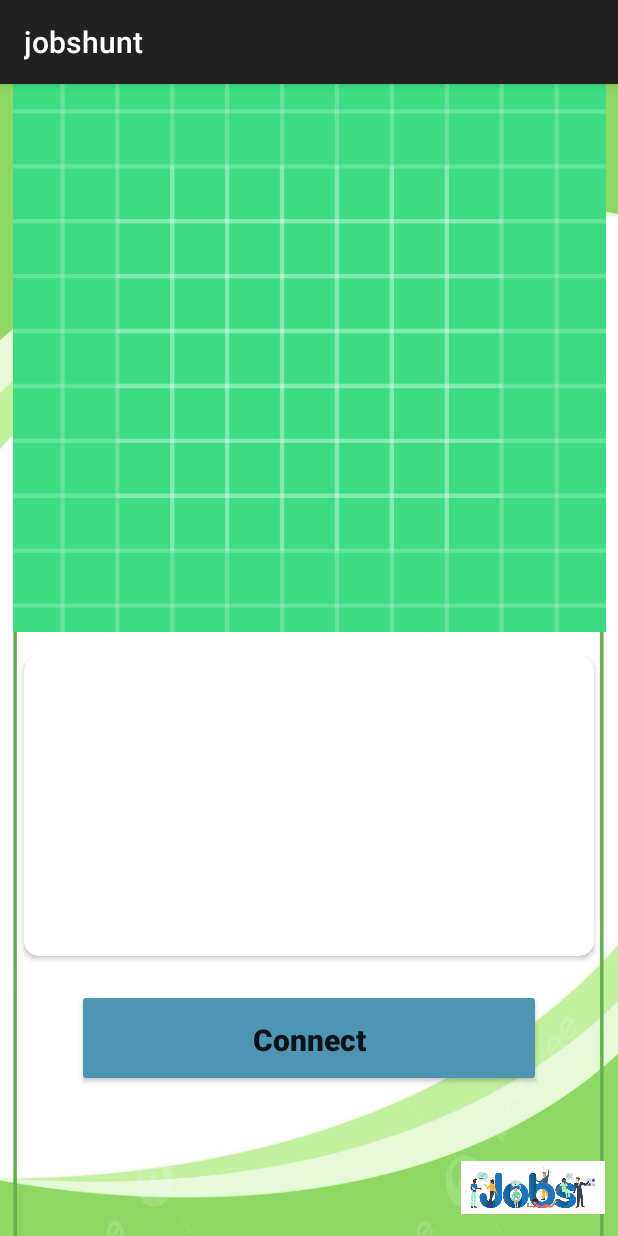
After one commit to Durgesh1517/Group2-Ad-AndroidStudio, an Android app built with Jetpack Compose: the CandidateDetailActivity screen opened directly, with no data from a screen before it, on a phone screen of 412 x 824 dp. The commit adds this screen. Run offline under Robolectric (Android 15) with nearby library versions, the phone set to English and light mode, and no system bars; our stand-ins replace Firebase (no records; nobody signed in at launch, a user with empty details on screens opened directly), Picasso.

Commit message:
Almost Complte the CandidateDetail Activity

```diff
--- a/app/src/main/AndroidManifest.xml
+++ b/app/src/main/AndroidManifest.xml
@@ -28,6 +28,10 @@
             android:label="@string/app_name"
             android:theme="@style/Theme.Jobshunt"/>
 
+        <activity
+            android:name=".CandidateActivities.CandidateDetailActivity"
+            android:exported="false" />
+
 
         <activity
             android:name=".IntroPageActivities.IntroActivity"
--- /dev/null
+++ b/app/src/main/java/com/example/jobshunt/CandidateActivities/CandidateDetailActivity.kt
@@ -0,0 +1,66 @@
+    package com.example.jobshunt.CandidateActivities
+
+
+    import android.content.Intent
+    import android.os.Bundle
+    import android.widget.Button
+    import android.widget.ImageView
+    import android.widget.TextView
+    import android.widget.Toast
+    import androidx.appcompat.app.AppCompatActivity
+    import com.example.jobshunt.MainActivity.MainActivity
+    import com.example.jobshunt.R
+    import com.google.firebase.database.FirebaseDatabase
+    import com.squareup.picasso.Picasso
+
+    class CandidateDetailActivity : AppCompatActivity() {
+        override fun onCreate(savedInstanceState: Bundle?) {
+            super.onCreate(savedInstanceState)
+            setContentView(R.layout.activity_candidate_detail)
+
+
+
+            val selectedCandidate = intent.getParcelableExtra<Candidate>("selectedCandidate")
+
+            val nameTextView: TextView = findViewById(R.id.detailed_name)
+            val titleTextView: TextView = findViewById(R.id.detailed_title)
+            val descriptionTextView: TextView = findViewById(R.id.detailed_desc)
+            val photoImageView: ImageView = findViewById(R.id.detailed_img)
+            val connectButton: Button = findViewById(R.id.add_to_cart)
+
+
+            nameTextView.text = selectedCandidate?.name
+            titleTextView.text = selectedCandidate?.title
+            descriptionTextView.text = selectedCandidate?.description
+
+            // Load the candidate's photo using Picasso
+            if (!selectedCandidate?.photoUrl.isNullOrEmpty()) {
+                Picasso.get().load(selectedCandidate?.photoUrl).into(photoImageView)
+            } else {
+                // Handle the case when the photo URL is empty
+            }
+
+            // Set click listener for the Connect button
+            connectButton.setOnClickListener {
+                // Update connected status in Firebase Realtime Database
+                updateConnectedStatus(selectedCandidate?.candidateId)
+                startActivity(Intent(this, MainActivity::class.java))
+            }
+        }
+
+        private fun updateConnectedStatus(candidateId: String?) {
+            candidateId?.let {
+                val databaseReference = FirebaseDatabase.getInstance().getReference("candidates/$candidateId")
+                databaseReference.child("connected").setValue(true)
+                    .addOnSuccessListener {
+                        // Update successful
+                        Toast.makeText(this, "Connected!", Toast.LENGTH_SHORT).show()
+                    }
+                    .addOnFailureListener {
+                        // Handle failure
+                        Toast.makeText(this, "Failed to connect!", Toast.LENGTH_SHORT).show()
+                    }
+            }
+        }
+
+    }
--- a/app/src/main/java/com/example/jobshunt/MainActivity/MainActivity.kt
+++ b/app/src/main/java/com/example/jobshunt/MainActivity/MainActivity.kt
@@ -26,7 +26,7 @@
             recyclerView = findViewById(R.id.mainRecyclerView)
             recyclerView.layoutManager = LinearLayoutManager(this)
 
-            // Initialize exploreButton
+            // Explore button
             exploreButton = findViewById(R.id.exploreButton)
 
             // Set click listener for the exploreButton
--- /dev/null
+++ b/app/src/main/res/layout/activity_candidate_detail.xml
@@ -0,0 +1,117 @@
+<?xml version="1.0" encoding="utf-8"?>
+    <androidx.constraintlayout.widget.ConstraintLayout xmlns:android="http://schemas.android.com/apk/res/android"
+        xmlns:app="http://schemas.android.com/apk/res-auto"
+        xmlns:tools="http://schemas.android.com/tools"
+        android:layout_width="match_parent"
+        android:layout_height="match_parent"
+        android:background="@drawable/back">
+
+        <ImageView
+            android:id="@+id/detailed_img"
+            android:layout_width="395dp"
+            android:layout_height="365dp"
+            android:scaleType="centerCrop"
+            app:layout_constraintDimensionRatio="16:9"
+            app:layout_constraintEnd_toEndOf="parent"
+            app:layout_constraintStart_toStartOf="parent"
+            app:layout_constraintTop_toTopOf="parent"
+            app:srcCompat="@drawable/ic_launcher_background" />
+
+        <androidx.cardview.widget.CardView
+            android:id="@+id/cardView"
+            android:layout_width="0dp"
+            android:layout_height="200dp"
+            android:layout_marginStart="16dp"
+            android:layout_marginTop="16dp"
+            android:layout_marginEnd="16dp"
+            android:elevation="10dp"
+            app:cardCornerRadius="10dp"
+            app:cardMaxElevation="18dp"
+            app:layout_constraintEnd_toEndOf="parent"
+            app:layout_constraintStart_toStartOf="parent"
+            app:layout_constraintTop_toBottomOf="@+id/detailed_img">
+
+            <LinearLayout
+                android:layout_width="match_parent"
+                android:layout_height="wrap_content"
+                android:layout_margin="16dp"
+                android:orientation="vertical">
+
+                <RelativeLayout
+                    android:layout_width="match_parent"
+                    android:layout_height="wrap_content">
+
+                    <TextView
+                        android:id="@+id/detailed_name"
+                        android:layout_width="wrap_content"
+                        android:layout_height="wrap_content"
+                        android:text="Candidate Name"
+                        android:textColor="@color/black"
+                        android:textSize="24sp"
+                        android:textStyle="bold" />
+                </RelativeLayout>
+
+                <TextView
+                    android:id="@+id/detailed_title"
+                    android:layout_width="wrap_content"
+                    android:layout_height="wrap_content"
+                    android:layout_marginTop="10dp"
+                    android:fontFamily="serif"
+                    android:text="Title"
+                    android:textColor="@color/black"
+                    android:textSize="20sp"
+                    android:textStyle="bold" />
+
+                <TextView
+                    android:id="@+id/detailed_desc"
+                    android:layout_width="wrap_content"
+                    android:layout_height="wrap_content"
+                    android:layout_marginTop="10dp"
+                    android:fontFamily="serif"
+                    android:text="Description"
+                    android:textColor="@color/black"
+                    android:textStyle="bold" />
+
+                <LinearLayout
+                    android:layout_width="match_parent"
+                    android:layout_height="wrap_content"
+                    android:gravity="center"
+                    android:orientation="horizontal" />
+            </LinearLayout>
+        </androidx.cardview.widget.CardView>
+
+        <Button
+            android:id="@+id/add_to_cart"
+            android:layout_width="309dp"
+            android:layout_height="65dp"
+            android:layout_marginTop="16dp"
+            android:layout_marginBottom="18dp"
+            android:backgroundTint="@color/blue"
+            android:padding="20dp"
+            android:text="Connect"
+            android:textAllCaps="false"
+            android:textSize="20sp"
+            android:textStyle="bold"
+            app:layout_constraintBottom_toTopOf="@+id/imageView3"
+            app:layout_constraintEnd_toEndOf="parent"
+            app:layout_constraintStart_toStartOf="parent"
+            app:layout_constraintTop_toBottomOf="@+id/cardView"
+            app:layout_constraintWidth_percent=".8" />
+
+
+        <ImageView
+            android:id="@+id/imageView3"
+            android:layout_width="96dp"
+            android:layout_height="50dp"
+            android:layout_marginStart="307dp"
+            android:layout_marginTop="18dp"
+            android:layout_marginEnd="8dp"
+            android:layout_marginBottom="1dp"
+            app:layout_constraintBottom_toBottomOf="parent"
+            app:layout_constraintEnd_toEndOf="parent"
+            app:layout_constraintHorizontal_bias="0.0"
+            app:layout_constraintStart_toStartOf="parent"
+            app:layout_constraintTop_toBottomOf="@+id/add_to_cart"
+            app:srcCompat="@drawable/jobs" />
+
+    </androidx.constraintlayout.widget.ConstraintLayout>
```
Also changed, not shown: app/src/main/java/com/example/jobshunt/CandidateActivities/Candidate.kt (added, +70 -0 lines).
